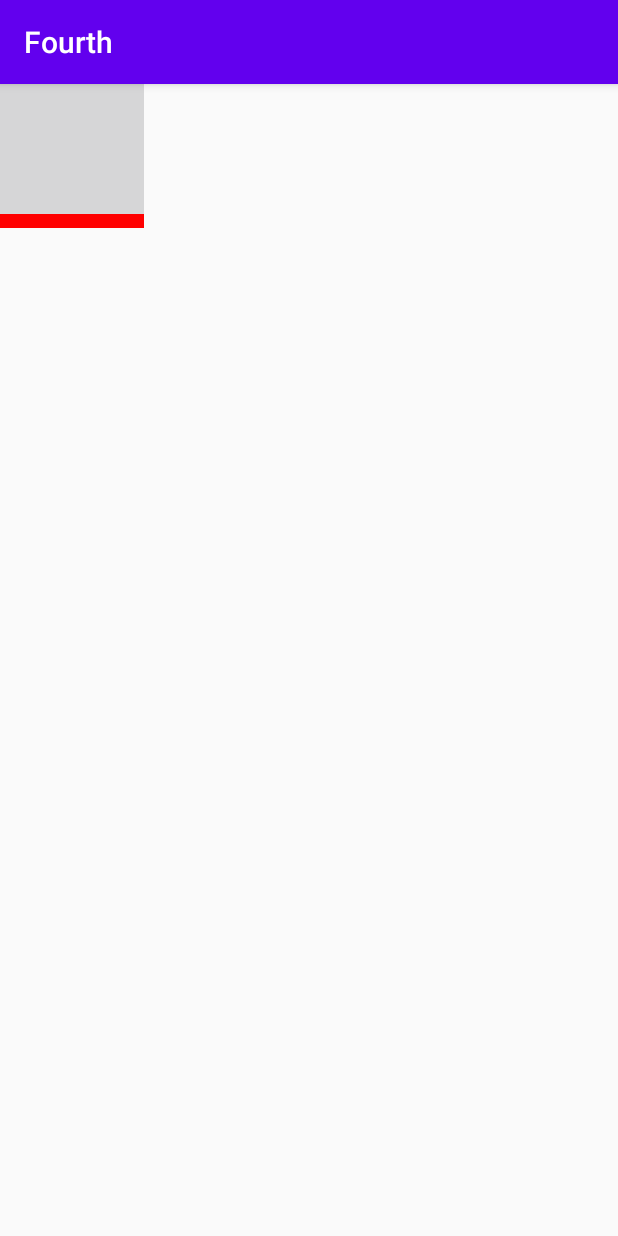
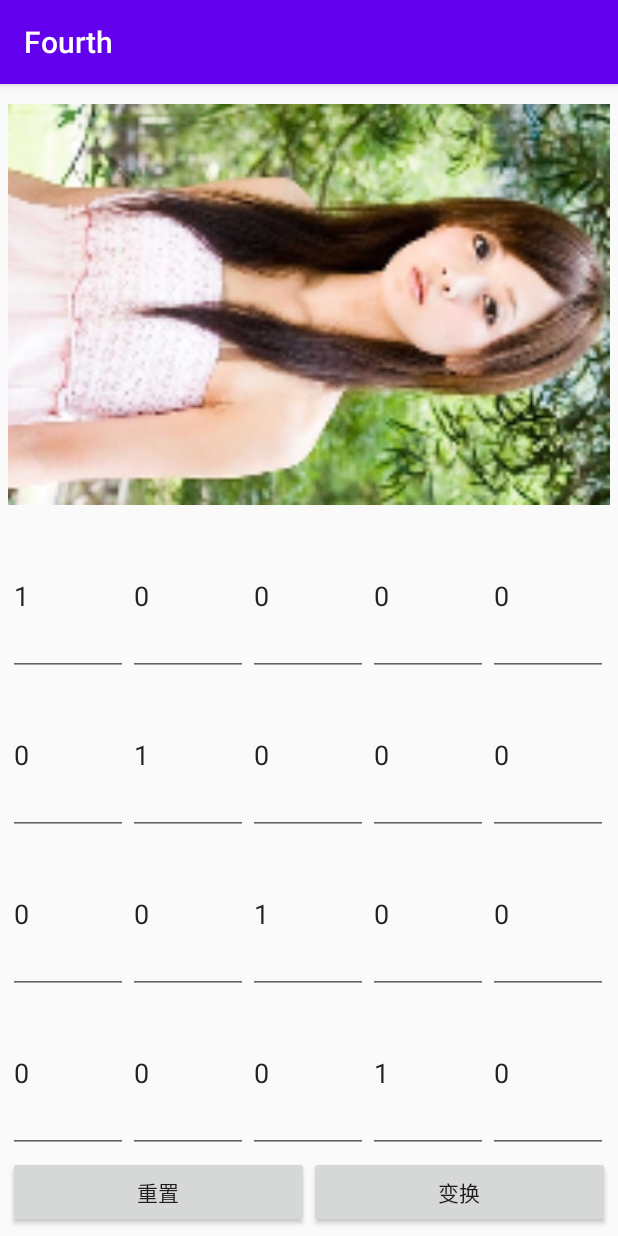
Before and after one commit to lgheric/fourth, an Android app: the screen it shows after launch (MainActivity), on a phone screen of 412 x 824 dp. Run offline under Robolectric (Android 15) with nearby library versions, the phone set to English and light mode, and no system bars; our stand-ins replace CircleImageView.

Commit message:
ColorMatrixColorFilter

```diff
--- a/app/src/main/java/com/eric/fourth/MainActivity.java
+++ b/app/src/main/java/com/eric/fourth/MainActivity.java
@@ -1,15 +1,118 @@
 package com.eric.fourth;
 
+import android.annotation.SuppressLint;
+import android.content.Context;
+import android.graphics.Bitmap;
+import android.graphics.BitmapFactory;
+import android.graphics.Canvas;
+import android.graphics.ColorMatrixColorFilter;
+import android.graphics.Paint;
 import android.os.Bundle;
+import android.text.InputType;
+import android.view.View;
+import android.widget.Button;
+import android.widget.EditText;
+import android.widget.GridLayout;
+import android.widget.ImageView;
 
 import androidx.appcompat.app.AppCompatActivity;
 
-public class MainActivity extends AppCompatActivity{
+public class MainActivity extends AppCompatActivity implements View.OnClickListener {
+
+    private ImageView img_show;
+    private GridLayout gp_matrix;
+    private Button btn_reset;
+    private Button btn_Change;
+    private Bitmap mBitmap;
+    private int mEtWidth, mEtHeight;
+    private EditText[] mEts = new EditText[20];
+    private float[] mColorMatrix = new float[20];
+    private Context mContext;
+
 
     @Override
     protected void onCreate(Bundle savedInstanceState) {
         super.onCreate(savedInstanceState);
         setContentView(R.layout.activity_main);
+        mContext = MainActivity.this;
+        bindViews();
+
+
+        gp_matrix.post(new Runnable() {
+            @Override
+            public void run() {
+                mEtWidth = gp_matrix.getWidth() / 5;
+                mEtHeight = gp_matrix.getHeight() / 4;
+                //添加5 * 4个EditText
+                for (int i = 0; i < 20; i++) {
+                    EditText editText = new EditText(mContext);
+                    editText.setInputType(InputType.TYPE_NUMBER_FLAG_DECIMAL);
+                    mEts[i] = editText;
+                    gp_matrix.addView(editText, mEtWidth, mEtHeight);
+                }
+                initMatrix();
+            }
+        });
     }
 
+    private void bindViews() {
+        img_show = findViewById(R.id.img_show);
+        gp_matrix = findViewById(R.id.gp_matrix);
+        btn_reset = findViewById(R.id.btn_reset);
+        btn_Change = findViewById(R.id.btn_Change);
+
+        mBitmap = BitmapFactory.decodeResource(getResources(), R.mipmap.meinv9_horizontal);
+        img_show.setImageBitmap(mBitmap);
+
+        btn_reset.setOnClickListener(this);
+        btn_Change.setOnClickListener(this);
+    }
+
+
+    //定义一个初始化颜色矩阵的方法
+    private void initMatrix() {
+        for (int i = 0; i < 20; i++) {
+            if (i % 6 == 0) {
+                mEts[i].setText(String.valueOf(1));
+            } else {
+                mEts[i].setText(String.valueOf(0));
+            }
+        }
+    }
+
+    //定义一个获取矩阵值得方法
+    private void getMatrix() {
+        for (int i = 0; i < 20; i++) {
+            mColorMatrix[i] = Float.parseFloat(mEts[i].getText().toString());
+        }
+    }
+
+    //根据颜色矩阵的值来处理图片
+    private void setImageMatrix() {
+        Bitmap bmp = Bitmap.createBitmap(mBitmap.getWidth(), mBitmap.getHeight(), Bitmap.Config.ARGB_8888);
+        android.graphics.ColorMatrix colorMatrix = new android.graphics.ColorMatrix();
+        colorMatrix.set(mColorMatrix);
+
+        Canvas canvas = new Canvas(bmp);
+        Paint paint = new Paint(Paint.ANTI_ALIAS_FLAG);
+        paint.setColorFilter(new ColorMatrixColorFilter(colorMatrix));
+        canvas.drawBitmap(mBitmap, 0, 0, paint);
+        img_show.setImageBitmap(bmp);
+    }
+
+    @SuppressLint("NonConstantResourceId")
+    @Override
+    public void onClick(View v) {
+        switch (v.getId()) {
+            case R.id.btn_Change:
+                getMatrix();
+                setImageMatrix();
+                break;
+            case R.id.btn_reset:
+                initMatrix();
+                getMatrix();
+                setImageMatrix();
+                break;
+        }
+    }
 }
--- a/app/src/main/res/layout/activity_main.xml
+++ b/app/src/main/res/layout/activity_main.xml
@@ -1,13 +1,43 @@
 <?xml version="1.0" encoding="utf-8"?>
-<RelativeLayout xmlns:android="http://schemas.android.com/apk/res/android"
+<LinearLayout xmlns:android="http://schemas.android.com/apk/res/android"
     xmlns:tools="http://schemas.android.com/tools"
     android:layout_width="match_parent"
     android:layout_height="match_parent"
-    tools:context=".MainActivity">
+    android:orientation="vertical"
+    android:padding="5dp">
 
-    <com.eric.fourth.LoadTextView
-        android:id="@+id/view_lt"
+    <ImageView
+        android:id="@+id/img_show"
         android:layout_width="match_parent"
-        android:layout_height="match_parent"/>
+        android:layout_height="0dp"
+        android:layout_weight="2"
+        android:contentDescription="@string/app_name" />
 
-</RelativeLayout>
+    <GridLayout
+        android:id="@+id/gp_matrix"
+        android:layout_width="match_parent"
+        android:layout_height="0dp"
+        android:layout_weight="3"
+        android:columnCount="5"
+        android:rowCount="4" />
+
+    <LinearLayout
+        android:layout_width="match_parent"
+        android:layout_height="wrap_content"
+        android:orientation="horizontal">
+        <Button
+            android:id="@+id/btn_reset"
+            android:layout_width="0dp"
+            android:layout_height="wrap_content"
+            android:layout_weight="1"
+            android:text="@string/reset"
+            tools:ignore="ButtonStyle" />
+        <Button
+            android:id="@+id/btn_Change"
+            android:layout_width="0dp"
+            android:layout_height="wrap_content"
+            android:layout_weight="1"
+            android:text="@string/change"
+            tools:ignore="ButtonStyle" />
+    </LinearLayout>
+</LinearLayout>
--- a/app/src/main/res/values/strings.xml
+++ b/app/src/main/res/values/strings.xml
@@ -13,4 +13,5 @@
     <string name="right_skew">右倾</string>
     <string name="zoom_in">放大</string>
     <string name="zoom_out">缩小</string>
+    <string name="change">变换</string>
 </resources>
```
Also changed, not shown: app/src/main/res/mipmap-xxxhdpi/meinv9_horizontal.jpg (added).
